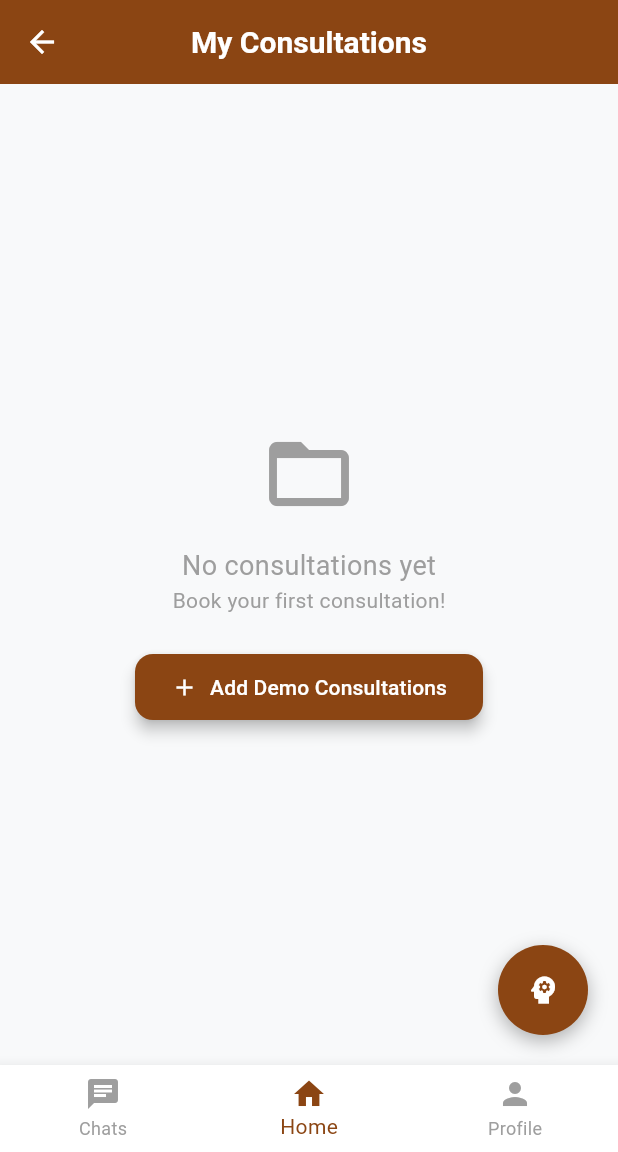
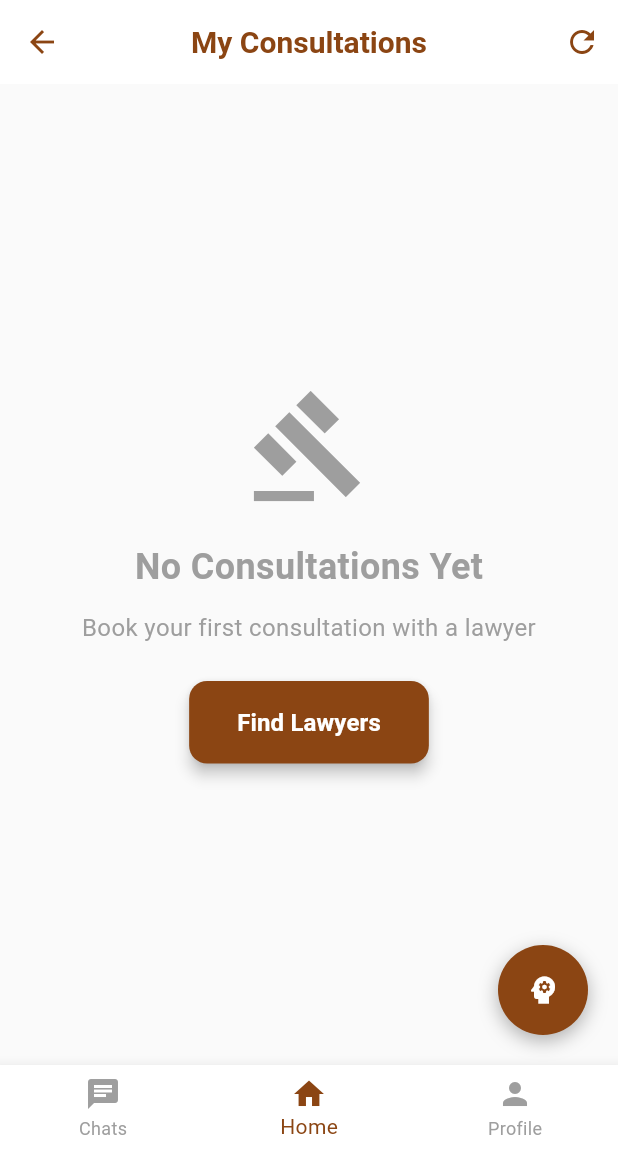
Before and after one commit to DeveloperSarim/ServirPak, a Flutter app: the UserDashboard screen opened directly, in the side drawer, after a tap on "My Consultations", on a phone screen of 412 x 824 dp, the part 84-1236 px from its top. Run offline on Flutter 3.47's test engine with Material 3 defaults, Android fonts, the phone set to English and light mode, and no system bars; our stand-ins replace cloud_firestore, file_picker, firebase_auth, firebase_core, google_generative_ai, image_picker and 1 more; missing offline and left inert: mailer; accounts and stored records are empty.

Commit message:
More Updated

```diff
--- a/lib/screens/profile/my_consultations_screen.dart
+++ b/lib/screens/profile/my_consultations_screen.dart
@@ -4,7 +4,9 @@ import '../../services/auth_service.dart';
 import '../../constants/app_constants.dart';
 
 class MyConsultationsScreen extends StatefulWidget {
-  const MyConsultationsScreen({super.key});
+  final VoidCallback? onBackToHome;
+
+  const MyConsultationsScreen({super.key, this.onBackToHome});
 
   @override
   State<MyConsultationsScreen> createState() => _MyConsultationsScreenState();
@@ -30,7 +32,15 @@ class _MyConsultationsScreenState extends State<MyConsultationsScreen> {
         ),
         leading: IconButton(
           icon: const Icon(Icons.arrow_back, color: Color(0xFF8B4513)),
-          onPressed: () => Navigator.pop(context),
+          onPressed: () {
+            // If callback is provided, use it to navigate to home
+            if (widget.onBackToHome != null) {
+              widget.onBackToHome!();
+            } else {
+              // Otherwise, just pop the current screen
+              Navigator.of(context).pop();
+            }
+          },
         ),
         actions: [
           IconButton(
--- a/lib/screens/user/user_dashboard.dart
+++ b/lib/screens/user/user_dashboard.dart
@@ -3,16 +3,14 @@ import 'package:cloud_firestore/cloud_firestore.dart';
 import '../../services/auth_service.dart';
 import '../../services/consultation_service.dart';
 import '../../services/demo_data_service.dart';
-import '../../services/realtime_chat_service.dart';
 import '../../constants/app_constants.dart';
 import '../../models/consultation_model.dart';
 import '../../models/user_model.dart';
-import '../../models/chat_model.dart';
 import '../auth/login_screen.dart';
 // import '../consultation/consultation_booking_screen.dart';
 import 'user_chat_list_screen.dart';
-import 'user_chat_screen.dart';
 import '../profile/user_profile_screen.dart';
+import '../profile/my_consultations_screen.dart';
 import 'lawyer_booking_screen.dart';
 import 'lawyer_list_screen.dart';
 import '../lawyer/lawyer_details_screen.dart';
@@ -354,7 +352,13 @@ class _UserDashboardState extends State<UserDashboard> {
       case 1:
         return _buildFindLawyers();
       case 2:
-        return _buildMyCases();
+        return MyConsultationsScreen(
+          onBackToHome: () {
+            setState(() {
+              _selectedIndex = 0; // Navigate to home tab
+            });
+          },
+        );
       case 3:
         return const UserChatListScreen();
       case 4:
@@ -1215,69 +1219,6 @@ class _UserDashboardState extends State<UserDashboard> {
             ),
           ),
         ],
-      ),
-    );
-  }
-
-  Widget _buildMyCases() {
-    return Scaffold(
-      appBar: AppBar(
-        title: const Text('My Consultations'),
-        backgroundColor: const Color(0xFF8B4513), // Saddle Brown
-        foregroundColor: Colors.white,
-      ),
-      body: FutureBuilder<List<ConsultationModel>>(
-        future: _getUserConsultations(),
-        builder: (context, snapshot) {
-          if (snapshot.connectionState == ConnectionState.waiting) {
-            return const Center(child: CircularProgressIndicator());
-          }
-
-          if (snapshot.hasError) {
-            return Center(child: Text('Error: ${snapshot.error}'));
-          }
-
-          List<ConsultationModel> consultations = snapshot.data ?? [];
-
-          if (consultations.isEmpty) {
-            return Center(
-              child: Column(
-                mainAxisAlignment: MainAxisAlignment.center,
-                children: [
-                  const Icon(Icons.folder_open, size: 64, color: Colors.grey),
-                  const SizedBox(height: 16),
-                  const Text(
-                    'No consultations yet',
-                    style: TextStyle(fontSize: 18, color: Colors.grey),
-                  ),
-                  const Text(
-                    'Book your first consultation!',
-                    style: TextStyle(fontSize: 14, color: Colors.grey),
-                  ),
-                  const SizedBox(height: 24),
-                  ElevatedButton.icon(
-                    onPressed: () => _addDemoConsultations(),
-                    icon: const Icon(Icons.add),
-                    label: const Text('Add Demo Consultations'),
-                    style: ElevatedButton.styleFrom(
-                      backgroundColor: const Color(0xFF8B4513),
-                      foregroundColor: Colors.white,
-                    ),
-                  ),
-                ],
-              ),
-            );
-          }
-
-          return ListView.builder(
-            padding: const EdgeInsets.all(16),
-            itemCount: consultations.length,
-            itemBuilder: (context, index) {
-              ConsultationModel consultation = consultations[index];
-              return _buildConsultationCard(consultation);
-            },
-          );
-        },
       ),
     );
   }
```
